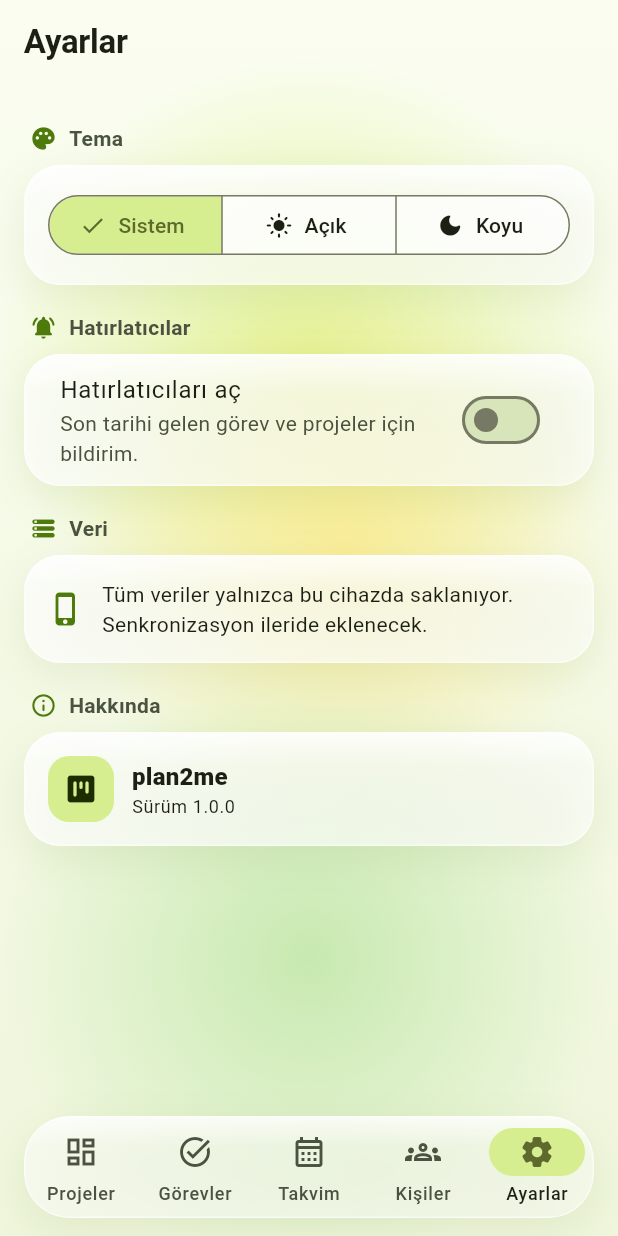
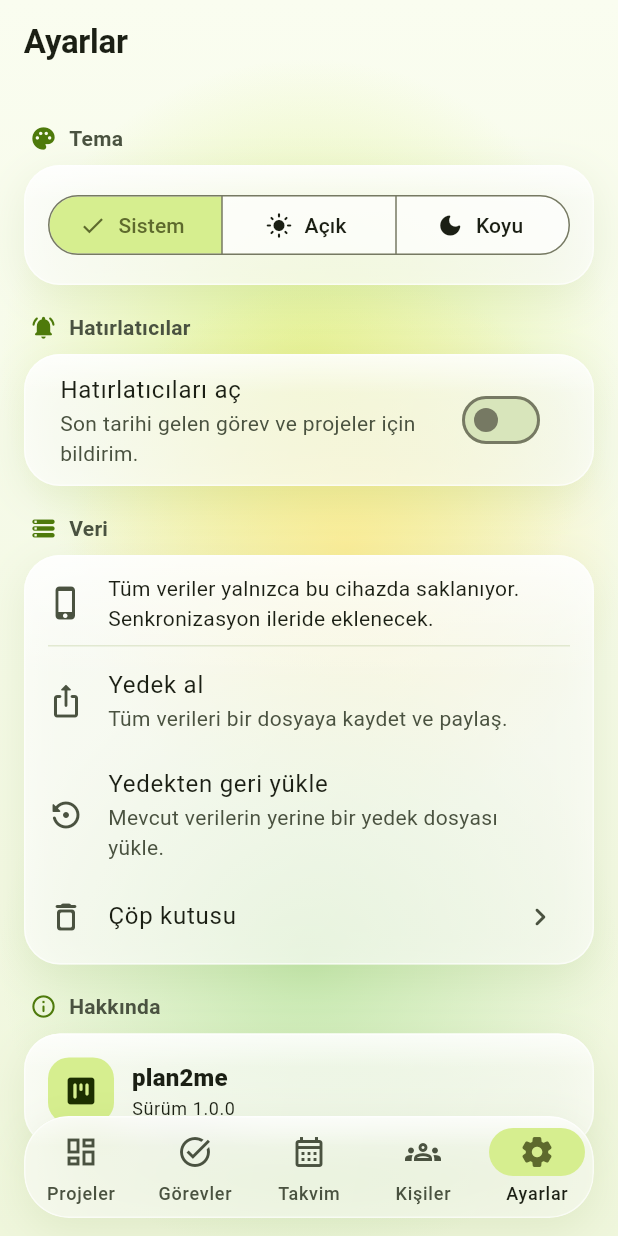
Before and after one commit to sinankerimcanan/plan2me, a Flutter app: the screen it shows after launch, item 5 of the bottom bar chosen, on a phone screen of 412 x 824 dp. Run offline on Flutter 3.47's test engine with Material 3 defaults, Android fonts, the phone set to English and light mode, and no system bars; our stand-ins replace drift, drift_flutter, file_picker, flutter_animate, flutter_local_notifications, flutter_riverpod and 8 more; missing offline and left inert: add_2_calendar, home_widget; accounts and stored records are empty; generated files the repository leaves out were written again.

Commit message:
feat(settings): çöp kutusu ekranı, yedek alma ve geri yükleme
- Ayarlar > Veri: yedek al (JSON dosyası paylaşım sayfasıyla Dosyalar,
  iCloud, AirDrop vb. yerlere kaydedilir), yedekten geri yükle (dosya
  seçilir, içerik özeti gösterilip onay alınır), çöp kutusu
- Çöp kutusu ekranı: silinen projeler, görevler ve kişiler; tek tek geri
  yükleme, kalıcı silme ve çöpü boşaltma
- Uygulama açılışında 30 günden eski çöp kalıcı olarak temizlenir
- Çöp kutusu ekranı widget testi

Co-Authored-By: Claude Opus 5.5 <noreply@anthropic.com>

```diff
--- a/lib/core/router/routes.dart
+++ b/lib/core/router/routes.dart
@@ -4,6 +4,7 @@ abstract final class Routes {
   static const newProject = '/projects/new';
   static const people = '/people';
   static const settings = '/settings';
+  static const trash = '/settings/trash';
 
   static String project(String id) => '/projects/$id';
   static String editProject(String id) => '/projects/$id/edit';
--- a/lib/features/settings/presentation/settings_screen.dart
+++ b/lib/features/settings/presentation/settings_screen.dart
@@ -5,7 +5,13 @@ import '../../../core/l10n/l10n.dart';
 import '../../../core/theme/glass.dart';
 import '../../../core/widgets/common.dart';
 import '../../../core/widgets/toast.dart';
+
+import 'package:go_router/go_router.dart';
+
+import '../../../core/router/routes.dart';
+import '../../backup/presentation/backup_actions.dart';
 import '../../reminders/data/reminders_providers.dart';
+import '../../trash/data/trash_providers.dart';
 import 'theme_mode_controller.dart';
 
 const kAppVersion = '1.0.0';
@@ -61,19 +67,7 @@ class SettingsScreen extends ConsumerWidget {
             ),
             const _RemindersCard(),
             SectionHeader(l.settingsData, icon: Icons.storage_rounded),
-            GlassSurface(
-              padding: const EdgeInsets.all(16),
-              child: Row(
-                children: [
-                  Icon(
-                    Icons.phone_iphone_rounded,
-                    color: theme.colorScheme.primary,
-                  ),
-                  const SizedBox(width: 12),
-                  Expanded(child: Text(l.settingsDataLocal)),
-                ],
-              ),
-            ),
+            const _DataCard(),
             SectionHeader(l.settingsAbout, icon: Icons.info_outline_rounded),
             GlassSurface(
               padding: const EdgeInsets.all(16),
@@ -183,3 +177,52 @@ class _RemindersCard extends ConsumerWidget {
     );
   }
 }
+
+class _DataCard extends ConsumerWidget {
+  const _DataCard();
+
+  @override
+  Widget build(BuildContext context, WidgetRef ref) {
+    final l = context.l10n;
+    final trashCount = ref.watch(trashItemsProvider).value?.length ?? 0;
+    return GlassSurface(
+      padding: const EdgeInsets.symmetric(vertical: 4),
+      child: Column(
+        children: [
+          ListTile(
+            leading: const Icon(Icons.phone_iphone_rounded),
+            title: Text(
+              l.settingsDataLocal,
+              style: Theme.of(context).textTheme.bodyMedium,
+            ),
+          ),
+          const Divider(height: 1, indent: 16, endIndent: 16),
+          ListTile(
+            leading: const Icon(Icons.ios_share_rounded),
+            title: Text(l.backupExport),
+            subtitle: Text(l.backupExportHelp),
+            onTap: () => exportBackup(context, ref),
+          ),
+          ListTile(
+            leading: const Icon(Icons.settings_backup_restore_rounded),
+            title: Text(l.backupImport),
+            subtitle: Text(l.backupImportHelp),
+            onTap: () => importBackup(context, ref),
+          ),
+          ListTile(
+            leading: const Icon(Icons.delete_outline_rounded),
+            title: Text(l.trashTitle),
+            trailing: Row(
+              mainAxisSize: MainAxisSize.min,
+              children: [
+                if (trashCount > 0) Badge(label: Text('$trashCount')),
+                const Icon(Icons.chevron_right_rounded),
+              ],
+            ),
+            onTap: () => context.push(Routes.trash),
+          ),
+        ],
+      ),
+    );
+  }
+}
--- a/lib/l10n/app_localizations.dart
+++ b/lib/l10n/app_localizations.dart
@@ -1269,6 +1269,144 @@ abstract class AppLocalizations {
   /// In tr, this message translates to:
   /// **'ve {count} görev daha'**
   String reminderDigestMore(int count);
+
+  /// No description provided for @trashTitle.
+  ///
+  /// In tr, this message translates to:
+  /// **'Çöp kutusu'**
+  String get trashTitle;
+
+  /// No description provided for @trashHelp.
+  ///
+  /// In tr, this message translates to:
+  /// **'Silinen kayıtlar burada durur; 30 günden eskiler otomatik olarak kalıcı silinir.'**
+  String get trashHelp;
+
+  /// No description provided for @trashEmptyTitle.
+  ///
+  /// In tr, this message translates to:
+  /// **'Çöp kutusu boş'**
+  String get trashEmptyTitle;
+
+  /// No description provided for @trashEmptyAll.
+  ///
+  /// In tr, this message translates to:
+  /// **'Çöpü boşalt'**
+  String get trashEmptyAll;
+
+  /// No description provided for @trashEmptyConfirm.
+  ///
+  /// In tr, this message translates to:
+  /// **'Çöpteki tüm kayıtlar kalıcı olarak silinecek. Bu işlem geri alınamaz.'**
+  String get trashEmptyConfirm;
+
+  /// No description provided for @trashRestore.
+  ///
+  /// In tr, this message translates to:
+  /// **'Geri yükle'**
+  String get trashRestore;
+
+  /// No description provided for @trashRestored.
+  ///
+  /// In tr, this message translates to:
+  /// **'Geri yüklendi'**
+  String get trashRestored;
+
+  /// No description provided for @trashPurge.
+  ///
+  /// In tr, this message translates to:
+  /// **'Kalıcı olarak sil'**
+  String get trashPurge;
+
+  /// No description provided for @trashPurgeConfirm.
+  ///
+  /// In tr, this message translates to:
+  /// **'\"{title}\" kalıcı olarak silinecek. Bu işlem geri alınamaz.'**
+  String trashPurgeConfirm(String title);
+
+  /// No description provided for @trashKindProject.
+  ///
+  /// In tr, this message translates to:
+  /// **'Proje'**
+  String get trashKindProject;
+
+  /// No description provided for @trashKindCard.
+  ///
+  /// In tr, this message translates to:
+  /// **'Görev'**
+  String get trashKindCard;
+
+  /// No description provided for @trashKindPerson.
+  ///
+  /// In tr, this message translates to:
+  /// **'Kişi'**
+  String get trashKindPerson;
+
+  /// No description provided for @trashDeletedOn.
+  ///
+  /// In tr, this message translates to:
+  /// **'{date} silindi'**
+  String trashDeletedOn(String date);
+
+  /// No description provided for @projectDeletedToast.
+  ///
+  /// In tr, this message translates to:
+  /// **'Proje silindi'**
+  String get projectDeletedToast;
+
+  /// No description provided for @personDeletedToast.
+  ///
+  /// In tr, this message translates to:
+  /// **'Kişi silindi'**
+  String get personDeletedToast;
+
+  /// No description provided for @backupExport.
+  ///
+  /// In tr, this message translates to:
+  /// **'Yedek al'**
+  String get backupExport;
+
+  /// No description provided for @backupExportHelp.
+  ///
+  /// In tr, this message translates to:
+  /// **'Tüm verileri bir dosyaya kaydet ve paylaş.'**
+  String get backupExportHelp;
+
+  /// No description provided for @backupImport.
+  ///
+  /// In tr, this message translates to:
+  /// **'Yedekten geri yükle'**
+  String get backupImport;
+
+  /// No description provided for @backupImportHelp.
+  ///
+  /// In tr, this message translates to:
+  /// **'Mevcut verilerin yerine bir yedek dosyası yükle.'**
+  String get backupImportHelp;
+
+  /// No description provided for @backupImportConfirmTitle.
+  ///
+  /// In tr, this message translates to:
+  /// **'Yedek geri yüklensin mi?'**
+  String get backupImportConfirmTitle;
+
+  /// No description provided for @backupImportConfirmBody.
+  ///
+  /// In tr, this message translates to:
+  /// **'{projects} proje, {cards} görev ve {persons} kişi yüklenecek. Cihazdaki mevcut verilerin yerini alacak.'**
+  String backupImportConfirmBody(int projects, int cards, int persons);
+
+  /// No description provided for @backupImported.
+  ///
+  /// In tr, this message translates to:
+  /// **'Yedek geri yüklendi'**
+  String get backupImported;
+
+  /// No description provided for @backupShareSubject.
+  ///
+  /// In tr, this message translates to:
+  /// **'plan2me yedeği'**
+  String get backupShareSubject;
 }
 
 class _AppLocalizationsDelegate
--- a/lib/l10n/app_localizations_tr.dart
+++ b/lib/l10n/app_localizations_tr.dart
@@ -644,4 +644,82 @@ class AppLocalizationsTr extends AppLocalizations {
   String reminderDigestMore(int count) {
     return 've $count görev daha';
   }
+
+  @override
+  String get trashTitle => 'Çöp kutusu';
+
+  @override
+  String get trashHelp =>
+      'Silinen kayıtlar burada durur; 30 günden eskiler otomatik olarak kalıcı silinir.';
+
+  @override
+  String get trashEmptyTitle => 'Çöp kutusu boş';
+
+  @override
+  String get trashEmptyAll => 'Çöpü boşalt';
+
+  @override
+  String get trashEmptyConfirm =>
+      'Çöpteki tüm kayıtlar kalıcı olarak silinecek. Bu işlem geri alınamaz.';
+
+  @override
+  String get trashRestore => 'Geri yükle';
+
+  @override
+  String get trashRestored => 'Geri yüklendi';
+
+  @override
+  String get trashPurge => 'Kalıcı olarak sil';
+
+  @override
+  String trashPurgeConfirm(String title) {
+    return '\"$title\" kalıcı olarak silinecek. Bu işlem geri alınamaz.';
+  }
+
+  @override
+  String get trashKindProject => 'Proje';
+
+  @override
+  String get trashKindCard => 'Görev';
+
+  @override
+  String get trashKindPerson => 'Kişi';
+
+  @override
+  String trashDeletedOn(String date) {
+    return '$date silindi';
+  }
+
+  @override
+  String get projectDeletedToast => 'Proje silindi';
+
+  @override
+  String get personDeletedToast => 'Kişi silindi';
+
+  @override
+  String get backupExport => 'Yedek al';
+
+  @override
+  String get backupExportHelp => 'Tüm verileri bir dosyaya kaydet ve paylaş.';
+
+  @override
+  String get backupImport => 'Yedekten geri yükle';
+
+  @override
+  String get backupImportHelp =>
+      'Mevcut verilerin yerine bir yedek dosyası yükle.';
+
+  @override
+  String get backupImportConfirmTitle => 'Yedek geri yüklensin mi?';
+
+  @override
+  String backupImportConfirmBody(int projects, int cards, int persons) {
+    return '$projects proje, $cards görev ve $persons kişi yüklenecek. Cihazdaki mevcut verilerin yerini alacak.';
+  }
+
+  @override
+  String get backupImported => 'Yedek geri yüklendi';
+
+  @override
+  String get backupShareSubject => 'plan2me yedeği';
 }
--- a/lib/l10n/app_tr.arb
+++ b/lib/l10n/app_tr.arb
@@ -344,5 +344,55 @@
         "type": "int"
       }
     }
+  },
+  "trashTitle": "Çöp kutusu",
+  "trashHelp": "Silinen kayıtlar burada durur; 30 günden eskiler otomatik olarak kalıcı silinir.",
+  "trashEmptyTitle": "Çöp kutusu boş",
+  "trashEmptyAll": "Çöpü boşalt",
+  "trashEmptyConfirm": "Çöpteki tüm kayıtlar kalıcı olarak silinecek. Bu işlem geri alınamaz.",
+  "trashRestore": "Geri yükle",
+  "trashRestored": "Geri yüklendi",
+  "trashPurge": "Kalıcı olarak sil",
+  "trashPurgeConfirm": "\"{title}\" kalıcı olarak silinecek. Bu işlem geri alınamaz.",
+  "trashKindProject": "Proje",
+  "trashKindCard": "Görev",
+  "trashKindPerson": "Kişi",
+  "trashDeletedOn": "{date} silindi",
+  "projectDeletedToast": "Proje silindi",
+  "personDeletedToast": "Kişi silindi",
+  "backupExport": "Yedek al",
+  "backupExportHelp": "Tüm verileri bir dosyaya kaydet ve paylaş.",
+  "backupImport": "Yedekten geri yükle",
+  "backupImportHelp": "Mevcut verilerin yerine bir yedek dosyası yükle.",
+  "backupImportConfirmTitle": "Yedek geri yüklensin mi?",
+  "backupImportConfirmBody": "{projects} proje, {cards} görev ve {persons} kişi yüklenecek. Cihazdaki mevcut verilerin yerini alacak.",
+  "backupImported": "Yedek geri yüklendi",
+  "backupShareSubject": "plan2me yedeği",
+  "@trashPurgeConfirm": {
+    "placeholders": {
+      "title": {
+        "type": "String"
+      }
+    }
+  },
+  "@trashDeletedOn": {
+    "placeholders": {
+      "date": {
+        "type": "String"
+      }
+    }
+  },
+  "@backupImportConfirmBody": {
+    "placeholders": {
+      "projects": {
+        "type": "int"
+      },
+      "cards": {
+        "type": "int"
+      },
+      "persons": {
+        "type": "int"
+      }
+    }
   }
 }
--- a/pubspec.yaml
+++ b/pubspec.yaml
@@ -54,6 +54,8 @@ dependencies:
   flutter_local_notifications: ^22.3.3
   timezone: ^0.11.2
   flutter_timezone: ^5.1.1
+  share_plus: ^13.3.1
+  file_picker: ^13.3.0
 
 dev_dependencies:
   flutter_test:
```
Also changed, not shown: lib/core/router/app_router.dart (+9 -0 lines), lib/features/backup/presentation/backup_actions.dart (added, +86 -0 lines), lib/features/trash/presentation/trash_screen.dart (added, +122 -0 lines), lib/main.dart (+10 -0 lines), pubspec.lock, 1 other file.
